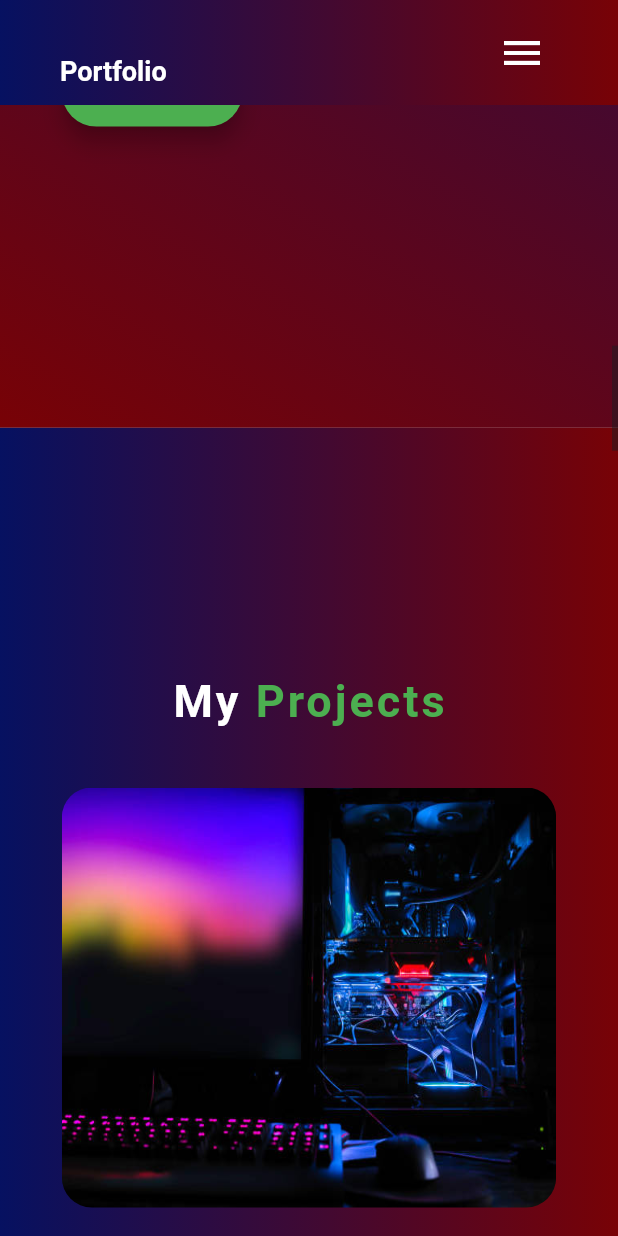
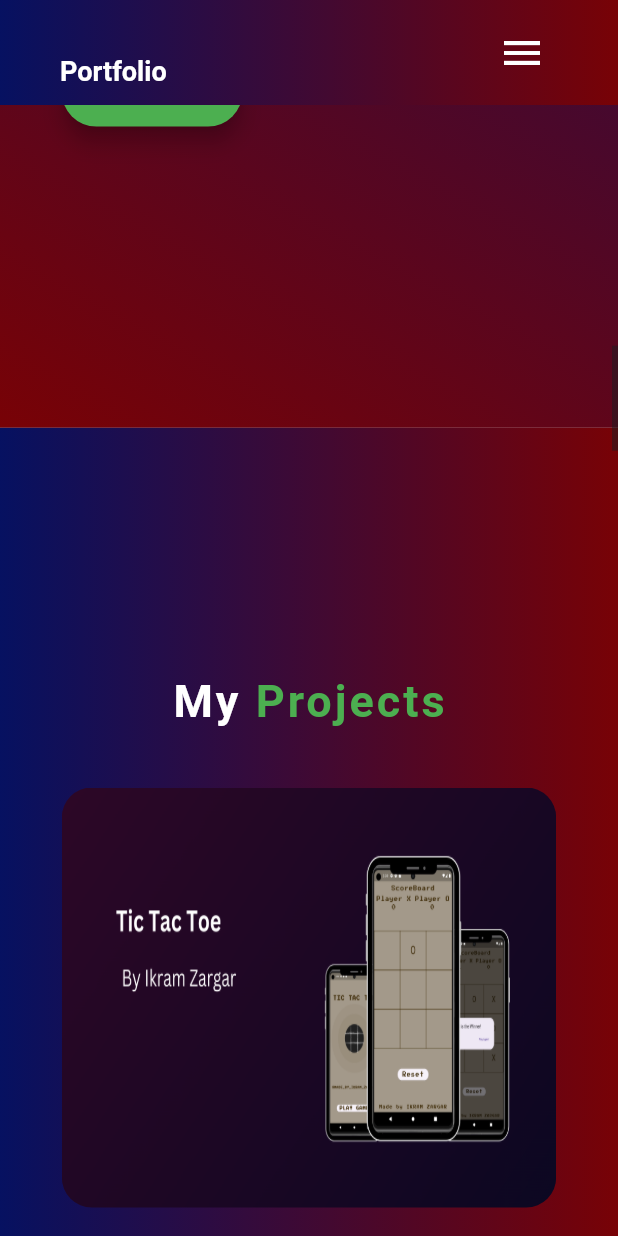
Before and after one commit to ikramzargar/my-portfolio, a Flutter app: the screen it shows after launch, scrolled down 1728 dp, on a phone screen of 412 x 824 dp. Run offline on Flutter 3.47's test engine with Material 3 defaults, Android fonts, the phone set to English and light mode, and no system bars; drawn by our look-alikes of scrollable_positioned_list; our stand-ins replace animate_do, animated_text_kit, google_fonts; missing offline and left inert: flutter_gradient_app_bar.

Commit message:
additional changes

```diff
--- a/lib/globals/app_assets.dart
+++ b/lib/globals/app_assets.dart
@@ -6,6 +6,6 @@ class AppAssets {
   static String twitter = 'assets/images/twit.png';
   static String profile1 = 'assets/images/pro1.png';
   static String profile2 = 'assets/images/pro2.png';
-  static String work1 = 'assets/images/work1.jpg';
+  static String project1 = 'assets/images/project1.png';
   static String work2 = 'assets/images/work2.jpg';
 }
--- a/lib/views/my_projects.dart
+++ b/lib/views/my_projects.dart
@@ -16,11 +16,11 @@ class _MyProjectsState extends State<MyProjects> {
   final onH0verEffect = Matrix4.identity()..scale(1.0);
 
   List images = <String>[
-    AppAssets.work1,
+    AppAssets.project1,
     AppAssets.work2,
-    AppAssets.work1,
     AppAssets.work2,
-    AppAssets.work1,
+    AppAssets.work2,
+    AppAssets.work2,
     AppAssets.work2,
   ];
 
@@ -106,26 +106,24 @@ class _MyProjectsState extends State<MyProjects> {
                     decoration: BoxDecoration(
                       borderRadius: BorderRadius.circular(20),
                       gradient: LinearGradient(
-                          colors: [
-                            AppColor.themeColor.withOpacity(1.0),
-                            AppColor.themeColor.withOpacity(0.9),
-                            AppColor.themeColor.withOpacity(0.8),
-                            AppColor.themeColor.withOpacity(0.6),
-                          ],
-                          begin: Alignment.bottomCenter,
-                          end: Alignment.topCenter),
+                        colors: [Color(0xffdc2424), Color(0xff4a569d)],
+                        stops: [0, 1],
+                        begin: Alignment.topLeft,
+                        end: Alignment.bottomRight,
+                      ),
                     ),
                     child: Column(
                       children: [
                         Text(
                           'App Development',
-                          style: AppTextStyles.heroTextStyle().copyWith(color: Colors.black87, fontSize: 20),
+                          style: AppTextStyles.heroTextStyle()
+                              .copyWith(color: Colors.black87, fontSize: 20),
                         ),
                         SizedBox(height: 15.0),
                         Text(
                           'It is a long established fact that a reader will be distracted by the readable content of a page when looking at its layout.',
-                          style:
-                          AppTextStyles.normalStyle().copyWith(color: Colors.black87),
+                          style: AppTextStyles.normalStyle()
+                              .copyWith(color: Colors.black87),
                           textAlign: TextAlign.center,
                         ),
                         SizedBox(height: 30.0),
@@ -133,13 +131,6 @@ class _MyProjectsState extends State<MyProjects> {
                           maxRadius: 25,
                           backgroundColor: Colors.white,
                           child: Icon(Icons.open_in_browser_rounded),
-
-                          // child: Image.asset(
-                          //   AppAssets.share,
-                          //   width: 25,
-                          //   height: 25,
-                          //   fit: BoxFit.fill,
-                          // ),
                         )
                       ],
                     ),
@@ -163,7 +154,8 @@ class _MyProjectsState extends State<MyProjects> {
           children: [
             TextSpan(
               text: 'Projects',
-              style: AppTextStyles.headingTextStyle().copyWith(fontSize: 30.0,color: Colors.green),
+              style: AppTextStyles.headingTextStyle()
+                  .copyWith(fontSize: 30.0, color: Colors.green),
             )
           ],
         ),
```
Also changed, not shown: assets/images/project1.png (added), assets/images/work1.jpg (deleted).
